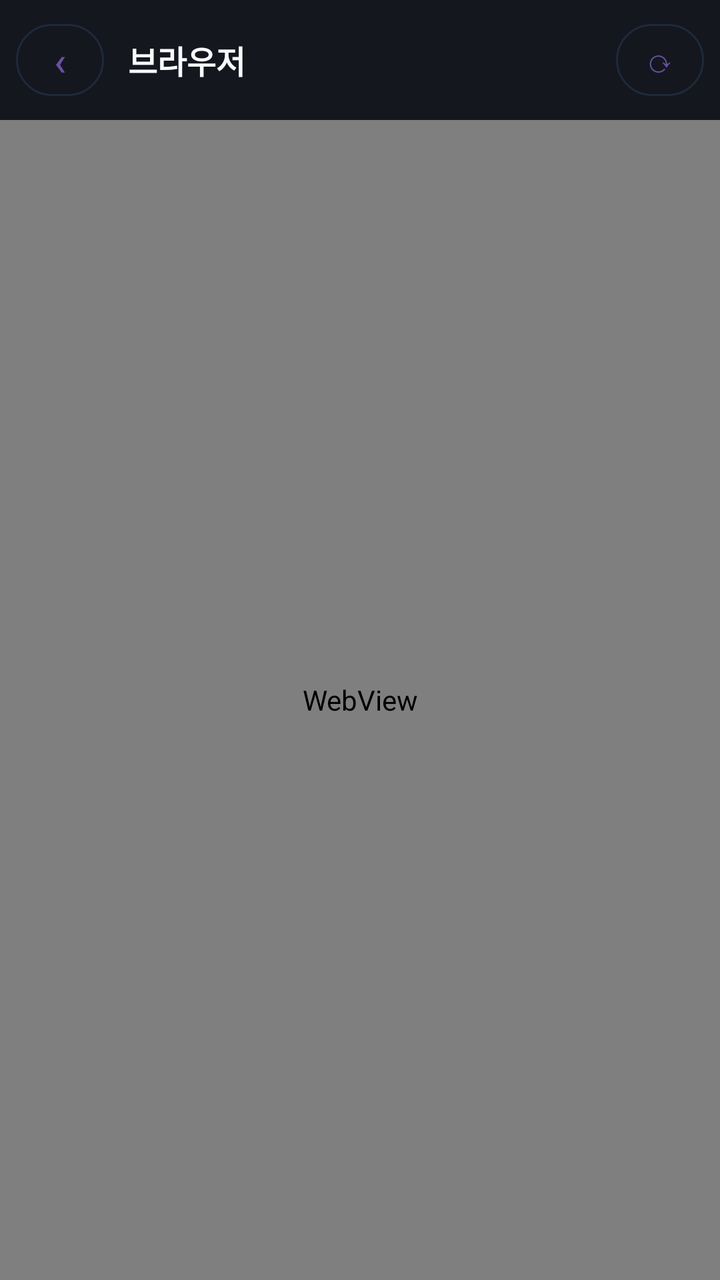
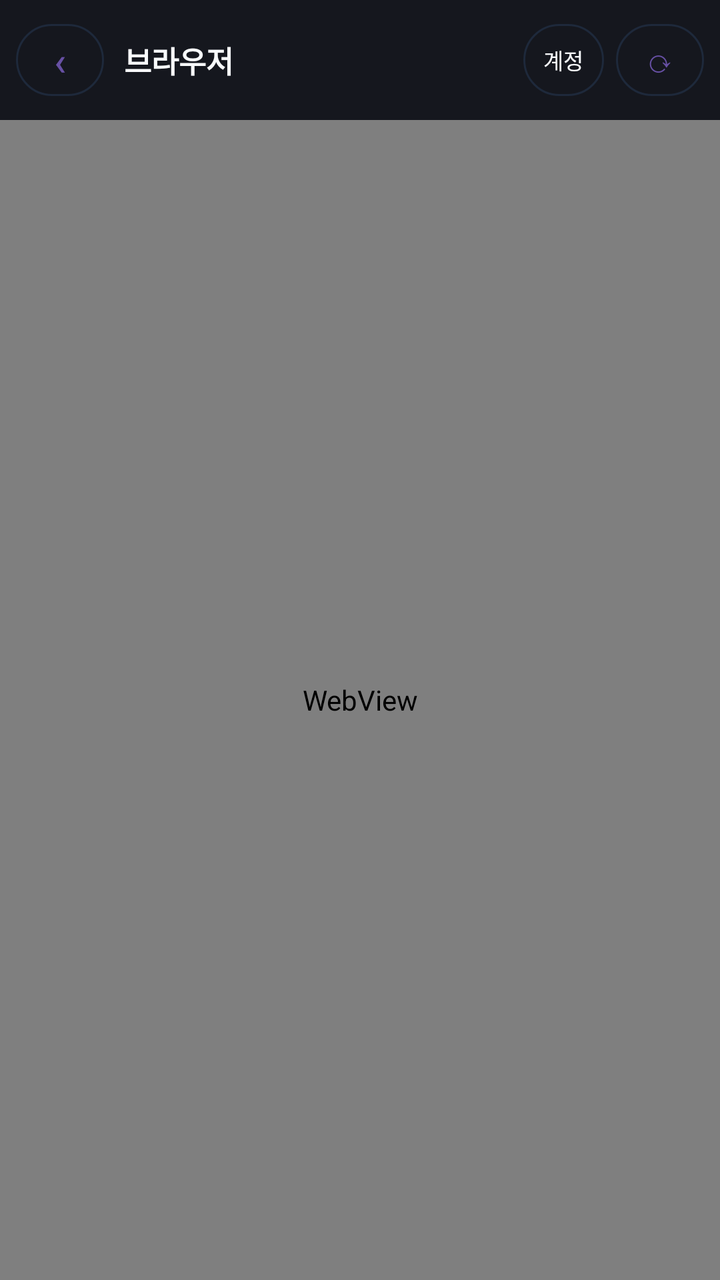

Screens rendered from an Android XML layout before and after an edit, with the pre-edit source and the edit as a unified diff.
<!-- AndroidManifest.xml: application theme Theme.Snshub -->
<!-- res/layout/activity_web.xml -->
<?xml version="1.0" encoding="utf-8"?>
<LinearLayout xmlns:android="http://schemas.android.com/apk/res/android"
    xmlns:app="http://schemas.android.com/apk/res-auto"
    android:layout_width="match_parent"
    android:layout_height="match_parent"
    android:orientation="vertical"
    android:background="@color/bg_dark">

    <LinearLayout
        android:layout_width="match_parent"
        android:layout_height="wrap_content"
        android:orientation="horizontal"
        android:gravity="center_vertical"
        android:background="@color/card_dark"
        android:padding="8dp">

        <com.google.android.material.button.MaterialButton
            android:id="@+id/btnBack"
            style="?attr/materialButtonOutlinedStyle"
            android:layout_width="44dp"
            android:layout_height="44dp"
            android:text="‹"
            android:textSize="20sp"
            android:insetLeft="0dp"
            android:insetRight="0dp"
            android:padding="0dp"
            app:strokeColor="@color/divider" />

        <TextView
            android:id="@+id/title"
            android:layout_width="0dp"
            android:layout_height="wrap_content"
            android:layout_weight="1"
            android:text="브라우저"
            android:textColor="@color/text_primary"
            android:textSize="16sp"
            android:textStyle="bold"
            android:paddingHorizontal="12dp"
            android:maxLines="1"
            android:ellipsize="end" />

        <com.google.android.material.button.MaterialButton
            android:id="@+id/btnReload"
            style="?attr/materialButtonOutlinedStyle"
            android:layout_width="44dp"
            android:layout_height="44dp"
            android:text="⟳"
            android:textSize="16sp"
            android:insetLeft="0dp"
            android:insetRight="0dp"
            android:padding="0dp"
            app:strokeColor="@color/divider" />
    </LinearLayout>

    <ProgressBar
        android:id="@+id/progress"
        style="?android:attr/progressBarStyleHorizontal"
        android:layout_width="match_parent"
        android:layout_height="2dp"
        android:backgroundTint="@color/divider"
        android:progressTint="@color/accent_primary"
        android:visibility="gone" />

    <WebView
        android:id="@+id/web"
        android:layout_width="match_parent"
        android:layout_height="0dp"
        android:layout_weight="1" />
</LinearLayout>
<!-- resources referenced by this layout -->
<resources>
  <color name="accent_primary">#22C55E</color>
  <color name="bg_dark">#0A0B10</color>
  <color name="card_dark">#15171E</color>
  <color name="divider">#1E293B</color>
  <color name="text_primary">#F8FAFC</color>
  <style name="Theme.Snshub" parent="Theme.Material3.DayNight.NoActionBar">
          <item name="android:windowBackground">#0d0d0d</item>
          <item name="android:statusBarColor">#101010</item>
          <item name="android:navigationBarColor">#0d0d0d</item>
      </style>
</resources>

<!-- the commit's change to res/layout/activity_web.xml (unified diff, before → after) -->
@@ -33,17 +33,48 @@
             android:layout_weight="1"
             android:text="브라우저"
             android:textColor="@color/text_primary"
-            android:textSize="16sp"
+            android:textSize="15sp"
             android:textStyle="bold"
-            android:paddingHorizontal="12dp"
+            android:paddingHorizontal="10dp"
             android:maxLines="1"
             android:ellipsize="end" />
+
+        <com.google.android.material.button.MaterialButton
+            android:id="@+id/btnSwitch"
+            style="?attr/materialButtonOutlinedStyle"
+            android:layout_width="wrap_content"
+            android:layout_height="44dp"
+            android:text="계정"
+            android:textSize="11sp"
+            android:minWidth="0dp"
+            android:paddingHorizontal="10dp"
+            android:insetLeft="0dp"
+            android:insetRight="0dp"
+            app:strokeColor="@color/divider"
+            android:textColor="@color/text_primary" />
+
+        <com.google.android.material.button.MaterialButton
+            android:id="@+id/btnDone"
+            android:layout_width="wrap_content"
+            android:layout_height="44dp"
+            android:layout_marginStart="6dp"
+            android:text="완료"
+            android:textSize="11sp"
+            android:minWidth="0dp"
+            android:paddingHorizontal="12dp"
+            android:insetLeft="0dp"
+            android:insetRight="0dp"
+            android:visibility="gone"
+            app:cornerRadius="10dp"
+            android:backgroundTint="@color/accent_primary"
+            android:textColor="@color/bg_dark" />
 
         <com.google.android.material.button.MaterialButton
             android:id="@+id/btnReload"
             style="?attr/materialButtonOutlinedStyle"
             android:layout_width="44dp"
             android:layout_height="44dp"
+            android:layout_marginStart="6dp"
             android:text="⟳"
             android:textSize="16sp"
             android:insetLeft="0dp"
